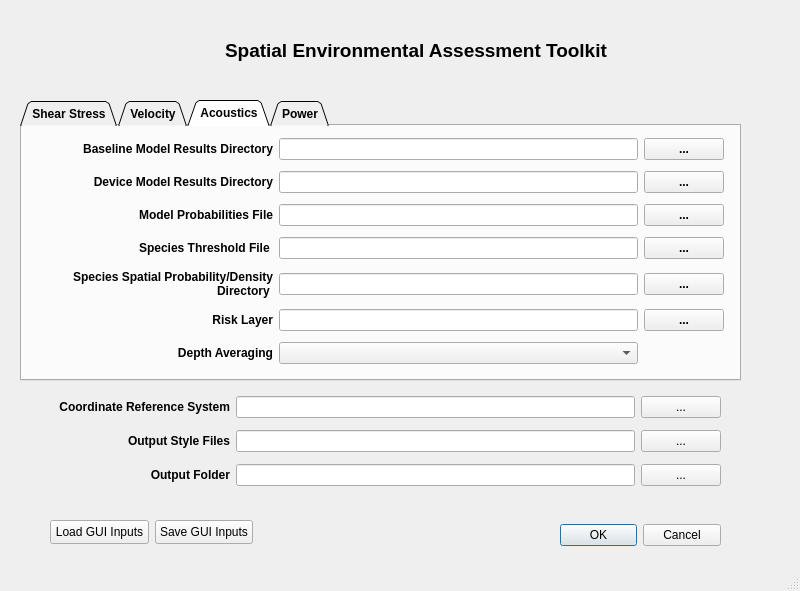
Old version of the form seat/stressor_receptor_calc_dialog_base.ui in the repository sandialabs/seat-qgis-plugin.
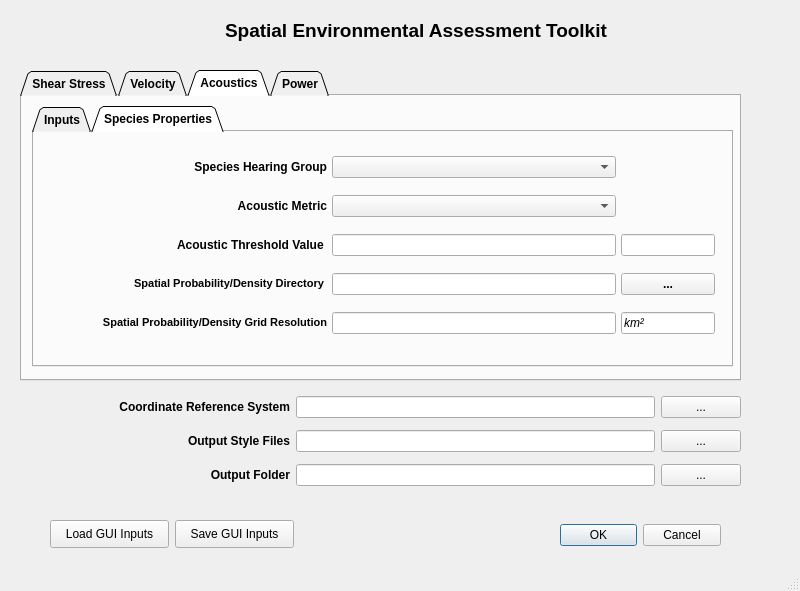
New version of the form. The open tabs and pages were chosen to show the change. Icons and pictures are not drawn.

Commit message:
Acoustics module update (#34)
Acoustics Module update for weighting and exposure level.

What changed in the file:
```diff
--- a/seat/stressor_receptor_calc_dialog_base.ui
+++ b/seat/stressor_receptor_calc_dialog_base.ui
@@ -28,6 +28,11 @@
     <height>591</height>
    </size>
   </property>
+  <property name="font">
+   <font>
+    <pointsize>9</pointsize>
+   </font>
+  </property>
   <property name="windowTitle">
    <string>Spatial Environmental Assessment Toolkit</string>
   </property>
@@ -60,7 +65,7 @@
    <property name="geometry">
     <rect>
      <x>70</x>
-     <y>30</y>
+     <y>10</y>
      <width>141</width>
      <height>41</height>
     </rect>
@@ -85,7 +90,7 @@
    <property name="geometry">
     <rect>
      <x>225</x>
-     <y>30</y>
+     <y>10</y>
      <width>401</width>
      <height>41</height>
     </rect>
@@ -105,8 +110,8 @@
     <rect>
      <x>40</x>
      <y>510</y>
-     <width>223</width>
-     <height>44</height>
+     <width>264</width>
+     <height>48</height>
     </rect>
    </property>
    <layout class="QHBoxLayout" name="horizontalLayout_2">
@@ -160,9 +165,9 @@
    <property name="geometry">
     <rect>
      <x>20</x>
-     <y>100</y>
+     <y>70</y>
      <width>721</width>
-     <height>281</height>
+     <height>311</height>
     </rect>
    </property>
    <property name="font">
@@ -662,18 +667,81 @@
     <attribute name="title">
      <string>Acoustics</string>
     </attribute>
-    <widget class="QWidget" name="layoutWidget">
+    <widget class="QTabWidget" name="tabWidget">
      <property name="geometry">
       <rect>
-       <x>11</x>
-       <y>7</y>
-       <width>691</width>
-       <height>241</height>
+       <x>10</x>
+       <y>10</y>
+       <width>701</width>
+       <height>261</height>
       </rect>
      </property>
-     <layout class="QGridLayout" name="gridLayout_4" columnstretch="2,3,0">
+     <property name="tabShape">
+      <enum>QTabWidget::Triangular</enum>
+     </property>
+     <property name="currentIndex">
+      <number>0</number>
+     </property>
+     <property name="iconSize">
+      <size>
+       <width>20</width>
+       <height>30</height>
+      </size>
+     </property>
+     <widget class="QWidget" name="tab_3">
+      <attribute name="title">
+       <string>Inputs</string>
+      </attribute>
+      <widget class="QWidget" name="layoutWidget_6">
+       <property name="geometry">
+        <rect>
+         <x>20</x>
+         <y>20</y>
+         <width>661</width>
+         <height>201</height>
+        </rect>
+       </property>
+       <layout class="QGridLayout" name="gridLayout_10" rowstretch="0,0,0,0,0" columnstretch="0,0,0" rowminimumheight="0,0,0,0,0">
+        <property name="sizeConstraint">
+         <enum>QLayout::SetMaximumSize</enum>
+        </property>
+        <property name="horizontalSpacing">
+         <number>5</number>
+        </property>
+        <property name="verticalSpacing">
+         <number>3</number>
+        </property>
+        <item row="1" column="0">
+         <widget class="QLabel" name="label_57">
+          <property name="toolTip">
+           <string>&lt;html&gt;&lt;head/&gt;&lt;body&gt;&lt;p&gt;Model results with marine energy devices present. Accepts a single NetCDF file or directory contining a collection of files.&lt;/p&gt;&lt;/body&gt;&lt;/html&gt;</string>
+          </property>
+          <property name="whatsThis">
+           <string>&lt;html&gt;&lt;head/&gt;&lt;body&gt;&lt;p&gt;&lt;span style=&quot; font-weight:400;&quot;&gt;Select directory containing model simulations (.nc files) with MEC (marine energy converters).&lt;/span&gt;&lt;/p&gt;&lt;/body&gt;&lt;/html&gt;</string>
+          </property>
+          <property name="text">
+           <string>&lt;html&gt;&lt;head/&gt;&lt;body&gt;&lt;p align=&quot;right&quot;&gt;&lt;span style=&quot; font-weight:600;&quot;&gt;Device Model Results Directory&lt;/span&gt;&lt;/p&gt;&lt;/body&gt;&lt;/html&gt;</string>
+          </property>
+         </widget>
+        </item>
+        <item row="2" column="0">
+         <widget class="QLabel" name="label_58">
+          <property name="toolTip">
+           <string>&lt;html&gt;&lt;head/&gt;&lt;body&gt;&lt;p&gt;CSV file of model runs and associated probabilities.&lt;/p&gt;&lt;/body&gt;&lt;/html&gt;</string>
+          </property>
+          <property name="whatsThis">
+           <string>&lt;html&gt;&lt;head/&gt;&lt;body&gt;&lt;p&gt;&lt;span style=&quot; font-weight:400;&quot;&gt;Select acoustic probabilities file&lt;/span&gt;&lt;/p&gt;&lt;/body&gt;&lt;/html&gt;</string>
+          </property>
+          <property name="text">
+           <string>&lt;html&gt;&lt;head/&gt;&lt;body&gt;&lt;p align=&quot;right&quot;&gt;&lt;span style=&quot; font-weight:600;&quot;&gt;Model Probabilities File&lt;/span&gt;&lt;/p&gt;&lt;/body&gt;&lt;/html&gt;</string>
+          </property>
+          <property name="wordWrap">
+           <bool>true</bool>
+          </property>
+         </widget>
+        </item>
       <item row="0" column="0">
-       <widget class="QLabel" name="label_30">
+         <widget class="QLabel" name="label_56">
         <property name="toolTip">
          <string>&lt;html&gt;&lt;head/&gt;&lt;body&gt;&lt;p&gt;[Optional]&lt;/p&gt;&lt;p&gt;&lt;br/&gt;&lt;/p&gt;&lt;p&gt;Model results with marine energy devices present. Accepts a single NetCDF file or directory contining a collection of files.&lt;/p&gt;&lt;/body&gt;&lt;/html&gt;</string>
         </property>
@@ -697,6 +765,9 @@
         <property name="text">
          <string/>
         </property>
+          <property name="readOnly">
+           <bool>true</bool>
+          </property>
        </widget>
       </item>
       <item row="0" column="2">
@@ -706,16 +777,20 @@
         </property>
        </widget>
       </item>
-      <item row="1" column="0">
-       <widget class="QLabel" name="label_31">
-        <property name="toolTip">
-         <string>&lt;html&gt;&lt;head/&gt;&lt;body&gt;&lt;p&gt;Model results with marine energy devices present. Accepts a single NetCDF file or directory contining a collection of files.&lt;/p&gt;&lt;/body&gt;&lt;/html&gt;</string>
-        </property>
-        <property name="whatsThis">
-         <string>&lt;html&gt;&lt;head/&gt;&lt;body&gt;&lt;p&gt;&lt;span style=&quot; font-weight:400;&quot;&gt;Select directory containing model simulations (.nc files) with MEC (marine energy converters).&lt;/span&gt;&lt;/p&gt;&lt;/body&gt;&lt;/html&gt;</string>
+        <item row="3" column="1">
+         <widget class="QLineEdit" name="paracousti_aoi_file">
+          <property name="font">
+           <font>
+            <pointsize>8</pointsize>
+            <weight>50</weight>
+            <bold>false</bold>
+           </font>
         </property>
         <property name="text">
-         <string>&lt;html&gt;&lt;head/&gt;&lt;body&gt;&lt;p align=&quot;right&quot;&gt;&lt;span style=&quot; font-weight:600;&quot;&gt;Device Model Results Directory&lt;/span&gt;&lt;/p&gt;&lt;/body&gt;&lt;/html&gt;</string>
+           <string/>
+          </property>
+          <property name="readOnly">
+           <bool>true</bool>
         </property>
        </widget>
       </item>
@@ -731,17 +806,24 @@
         <property name="text">
          <string/>
         </property>
-       </widget>
-      </item>
-      <item row="1" column="2">
-       <widget class="QPushButton" name="paracousti_device_pushButton">
-        <property name="text">
-         <string>...</string>
+          <property name="readOnly">
+           <bool>true</bool>
+          </property>
+         </widget>
+        </item>
+        <item row="4" column="1">
+         <widget class="QComboBox" name="paracousti_averaging_combobox">
+          <property name="font">
+           <font>
+            <pointsize>8</pointsize>
+            <weight>50</weight>
+            <bold>false</bold>
+           </font>
         </property>
        </widget>
       </item>
-      <item row="2" column="0">
-       <widget class="QLabel" name="label_32">
+        <item row="3" column="0">
+         <widget class="QLabel" name="label_61">
         <property name="toolTip">
          <string>&lt;html&gt;&lt;head/&gt;&lt;body&gt;&lt;p&gt;CSV file of model runs and associated probabilities.&lt;/p&gt;&lt;/body&gt;&lt;/html&gt;</string>
         </property>
@@ -749,10 +831,7 @@
          <string>&lt;html&gt;&lt;head/&gt;&lt;body&gt;&lt;p&gt;&lt;span style=&quot; font-weight:400;&quot;&gt;Select acoustic probabilities file&lt;/span&gt;&lt;/p&gt;&lt;/body&gt;&lt;/html&gt;</string>
         </property>
         <property name="text">
-         <string>&lt;html&gt;&lt;head/&gt;&lt;body&gt;&lt;p align=&quot;right&quot;&gt;&lt;span style=&quot; font-weight:600;&quot;&gt;Model Probabilities File&lt;/span&gt;&lt;/p&gt;&lt;/body&gt;&lt;/html&gt;</string>
-        </property>
-        <property name="wordWrap">
-         <bool>true</bool>
+           <string>&lt;html&gt;&lt;head/&gt;&lt;body&gt;&lt;p align=&quot;right&quot;&gt;Area of Interest&lt;/p&gt;&lt;/body&gt;&lt;/html&gt;</string>
         </property>
        </widget>
       </item>
@@ -768,6 +847,16 @@
         <property name="text">
          <string/>
         </property>
+          <property name="readOnly">
+           <bool>true</bool>
+          </property>
+         </widget>
+        </item>
+        <item row="1" column="2">
+         <widget class="QPushButton" name="paracousti_device_pushButton">
+          <property name="text">
+           <string>...</string>
+          </property>
        </widget>
       </item>
       <item row="2" column="2">
@@ -777,24 +866,121 @@
         </property>
        </widget>
       </item>
-      <item row="3" column="0">
-       <widget class="QLabel" name="label_33">
+        <item row="4" column="0">
+         <widget class="QLabel" name="label_17">
         <property name="toolTip">
-         <string>&lt;html&gt;&lt;head/&gt;&lt;body&gt;&lt;p&gt;Receptor File (CSV file) including the following rows,&lt;/p&gt;&lt;p&gt;&lt;span style=&quot; font-weight:400;&quot;&gt;species, Paracousti Variable, Threshold (dB re 1uPa), species file averaged area (km2)&lt;/span&gt;&lt;/p&gt;&lt;/body&gt;&lt;/html&gt;</string>
+           <string>&lt;html&gt;&lt;head/&gt;&lt;body&gt;&lt;p&gt;&lt;span style=&quot; font-weight:400;&quot;&gt;Selects the depth averaging applied to model results.&lt;/span&gt;&lt;/p&gt;&lt;p&gt;Depth Maximum&lt;span style=&quot; font-weight:400;&quot;&gt; : Maximum value over depth&lt;/span&gt;&lt;/p&gt;&lt;p&gt;Depth Average&lt;span style=&quot; font-weight:400;&quot;&gt; : Mean value over depth&lt;/span&gt;&lt;/p&gt;&lt;p&gt;Bottom Bin&lt;span style=&quot; font-weight:400;&quot;&gt; : Value from bottom bin&lt;/span&gt;&lt;/p&gt;&lt;p&gt;Top Bin&lt;span style=&quot; font-weight:400;&quot;&gt; : Value from top bin&lt;/span&gt;&lt;/p&gt;&lt;/body&gt;&lt;/html&gt;</string>
+          </property>
+          <property name="whatsThis">
+           <string>&lt;html&gt;&lt;head/&gt;&lt;body&gt;&lt;p&gt;Select the method of determining the acoustic value to use. &lt;/p&gt;&lt;/body&gt;&lt;/html&gt;</string>
+          </property>
+          <property name="text">
+           <string>&lt;html&gt;&lt;head/&gt;&lt;body&gt;&lt;p align=&quot;right&quot;&gt;Depth Averaging&lt;/p&gt;&lt;/body&gt;&lt;/html&gt;</string>
+          </property>
+         </widget>
+        </item>
+        <item row="3" column="2">
+         <widget class="QPushButton" name="paracousti_risk_pushButton">
+          <property name="text">
+           <string>...</string>
+          </property>
+         </widget>
+        </item>
+       </layout>
+      </widget>
+     </widget>
+     <widget class="QWidget" name="tab_5">
+      <attribute name="title">
+       <string>Species Properties</string>
+      </attribute>
+      <widget class="QWidget" name="layoutWidget">
+       <property name="geometry">
+        <rect>
+         <x>10</x>
+         <y>10</y>
+         <width>671</width>
+         <height>211</height>
+        </rect>
+       </property>
+       <layout class="QGridLayout" name="gridLayout_3" columnstretch="3,3,1">
+        <property name="horizontalSpacing">
+         <number>5</number>
+        </property>
+        <property name="verticalSpacing">
+         <number>3</number>
+        </property>
+        <item row="0" column="0">
+         <widget class="QLabel" name="label_19">
+          <property name="toolTip">
+           <string>&lt;html&gt;&lt;head/&gt;&lt;body&gt;&lt;p&gt;&lt;span style=&quot; font-weight:400;&quot;&gt;Selects the hearing group and associated auditory weighting function metrics to use for analysis&lt;/span&gt;&lt;/p&gt;&lt;/body&gt;&lt;/html&gt;</string>
+          </property>
+          <property name="whatsThis">
+           <string>&lt;html&gt;&lt;head/&gt;&lt;body&gt;&lt;p&gt;Select the method of determining the acoustic value to use. &lt;/p&gt;&lt;/body&gt;&lt;/html&gt;</string>
+          </property>
+          <property name="text">
+           <string>&lt;html&gt;&lt;head/&gt;&lt;body&gt;&lt;p align=&quot;right&quot;&gt;Species Hearing Group&lt;/p&gt;&lt;/body&gt;&lt;/html&gt;</string>
+          </property>
+         </widget>
+        </item>
+        <item row="0" column="1">
+         <widget class="QComboBox" name="paracousti_weighting_combobox">
+          <property name="sizePolicy">
+           <sizepolicy hsizetype="Preferred" vsizetype="Fixed">
+            <horstretch>0</horstretch>
+            <verstretch>0</verstretch>
+           </sizepolicy>
+          </property>
+          <property name="font">
+           <font>
+            <pointsize>8</pointsize>
+            <weight>50</weight>
+            <bold>false</bold>
+           </font>
+          </property>
+         </widget>
+        </item>
+        <item row="1" column="0">
+         <widget class="QLabel" name="label_18">
+          <property name="toolTip">
+           <string>&lt;html&gt;&lt;head/&gt;&lt;body&gt;&lt;p&gt;&lt;span style=&quot; font-weight:400;&quot;&gt;Acoustic Metric Selection&lt;/span&gt;&lt;/p&gt;&lt;p&gt;&lt;span style=&quot; font-weight:400;&quot;&gt;Varies based on weighting and parAcousti .nc file&lt;/span&gt;&lt;/p&gt;&lt;/body&gt;&lt;/html&gt;</string>
+          </property>
+          <property name="whatsThis">
+           <string>&lt;html&gt;&lt;head/&gt;&lt;body&gt;&lt;p&gt;Select the method of determining the acoustic value to use. &lt;/p&gt;&lt;/body&gt;&lt;/html&gt;</string>
+          </property>
+          <property name="text">
+           <string>&lt;html&gt;&lt;head/&gt;&lt;body&gt;&lt;p align=&quot;right&quot;&gt;Acoustic Metric&lt;/p&gt;&lt;/body&gt;&lt;/html&gt;</string>
+          </property>
+         </widget>
+        </item>
+        <item row="1" column="1">
+         <widget class="QComboBox" name="paracousti_metric_selection_combobox">
+          <property name="font">
+           <font>
+            <pointsize>8</pointsize>
+            <weight>50</weight>
+            <bold>false</bold>
+           </font>
+          </property>
+         </widget>
+        </item>
+        <item row="2" column="0">
+         <widget class="QLabel" name="label_65">
+          <property name="toolTip">
+           <string>&lt;html&gt;&lt;head/&gt;&lt;body&gt;&lt;p&gt;Acoustic Threshold Value&lt;/p&gt;&lt;p&gt;&lt;span style=&quot; font-weight:400;&quot;&gt;numeric threshold with units specified&lt;/span&gt;&lt;/p&gt;&lt;/body&gt;&lt;/html&gt;</string>
         </property>
         <property name="whatsThis">
          <string>&lt;html&gt;&lt;head/&gt;&lt;body&gt;&lt;p&gt;&lt;span style=&quot; font-weight:400;&quot;&gt;Select acoustic threshold file&lt;/span&gt;&lt;/p&gt;&lt;/body&gt;&lt;/html&gt;</string>
         </property>
         <property name="text">
-         <string>&lt;html&gt;&lt;head/&gt;&lt;body&gt;&lt;p align=&quot;right&quot;&gt;&lt;span style=&quot; font-weight:600;&quot;&gt;Species Threshold File &lt;/span&gt;&lt;/p&gt;&lt;/body&gt;&lt;/html&gt;</string>
+           <string>&lt;html&gt;&lt;head/&gt;&lt;body&gt;&lt;p align=&quot;right&quot;&gt;Acoustic Threshold Value &lt;/p&gt;&lt;/body&gt;&lt;/html&gt;</string>
         </property>
         <property name="wordWrap">
          <bool>true</bool>
         </property>
        </widget>
       </item>
-      <item row="3" column="1">
-       <widget class="QLineEdit" name="paracousti_threshold_file">
+        <item row="2" column="1">
+         <widget class="QLineEdit" name="paracousti_threshold_value">
         <property name="font">
          <font>
           <pointsize>8</pointsize>
@@ -805,17 +991,37 @@
         <property name="text">
          <string/>
         </property>
-       </widget>
-      </item>
-      <item row="3" column="2">
-       <widget class="QPushButton" name="paracousti_threshold_button">
-        <property name="text">
-         <string>...</string>
-        </property>
-       </widget>
-      </item>
-      <item row="4" column="0">
-       <widget class="QLabel" name="label_34">
+          <property name="readOnly">
+           <bool>false</bool>
+          </property>
+         </widget>
+        </item>
+        <item row="2" column="2">
+         <widget class="QLineEdit" name="paracousti_threshold_units">
+          <property name="enabled">
+           <bool>true</bool>
+          </property>
+          <property name="font">
+           <font>
+            <pointsize>8</pointsize>
+            <weight>50</weight>
+            <italic>true</italic>
+            <bold>false</bold>
+           </font>
+          </property>
+          <property name="readOnly">
+           <bool>true</bool>
+          </property>
+         </widget>
+        </item>
+        <item row="3" column="0">
+         <widget class="QLabel" name="label_66">
+          <property name="sizePolicy">
+           <sizepolicy hsizetype="Preferred" vsizetype="Preferred">
+            <horstretch>0</horstretch>
+            <verstretch>0</verstretch>
+           </sizepolicy>
+          </property>
         <property name="toolTip">
          <string>&lt;html&gt;&lt;head/&gt;&lt;body&gt;&lt;p&gt;&lt;span style=&quot; font-weight:400;&quot;&gt;Directory of csv or GeoTIFF files containing species probability and/or denisty files.&lt;/span&gt;&lt;/p&gt;&lt;/body&gt;&lt;/html&gt;</string>
         </property>
@@ -823,14 +1029,14 @@
          <string>&lt;html&gt;&lt;head/&gt;&lt;body&gt;&lt;p&gt;&lt;span style=&quot; font-weight:400;&quot;&gt;Select directory of species probability and density files&lt;/span&gt;&lt;/p&gt;&lt;/body&gt;&lt;/html&gt;</string>
         </property>
         <property name="text">
-         <string>&lt;html&gt;&lt;head/&gt;&lt;body&gt;&lt;p align=&quot;right&quot;&gt;&lt;span style=&quot; font-weight:600;&quot;&gt;Species Spatial Probability/Density Directory &lt;/span&gt;&lt;/p&gt;&lt;/body&gt;&lt;/html&gt;</string>
+           <string>&lt;html&gt;&lt;head/&gt;&lt;body&gt;&lt;p align=&quot;right&quot;&gt;&lt;span style=&quot; font-size:8pt;&quot;&gt;Spatial Probability/Density Directory &lt;/span&gt;&lt;/p&gt;&lt;/body&gt;&lt;/html&gt;</string>
         </property>
         <property name="wordWrap">
          <bool>true</bool>
         </property>
        </widget>
       </item>
-      <item row="4" column="1">
+        <item row="3" column="1">
        <widget class="QLineEdit" name="paracousti_species_directory">
         <property name="font">
          <font>
@@ -842,17 +1048,20 @@
         <property name="text">
          <string/>
         </property>
-       </widget>
-      </item>
-      <item row="4" column="2">
+          <property name="readOnly">
+           <bool>true</bool>
+          </property>
+         </widget>
+        </item>
+        <item row="3" column="2">
        <widget class="QPushButton" name="paracousti_species_directory_button">
         <property name="text">
          <string>...</string>
         </property>
        </widget>
       </item>
-      <item row="5" column="0">
-       <widget class="QLabel" name="label_35">
+        <item row="4" column="0">
+         <widget class="QLabel" name="label_67">
         <property name="toolTip">
          <string>&lt;html&gt;&lt;head/&gt;&lt;body&gt;&lt;p&gt;[Optional]&lt;/p&gt;&lt;p&gt;Classified GeoTIFF. For example, habbitat, vegetation, or marine species.&lt;/p&gt;&lt;/body&gt;&lt;/html&gt;</string>
         </property>
@@ -860,12 +1069,15 @@
          <string>&lt;html&gt;&lt;head/&gt;&lt;body&gt;&lt;p&gt;&lt;span style=&quot; font-weight:400;&quot;&gt;Select risk layer file&lt;/span&gt;&lt;/p&gt;&lt;/body&gt;&lt;/html&gt;</string>
         </property>
         <property name="text">
-         <string>&lt;html&gt;&lt;head/&gt;&lt;body&gt;&lt;p align=&quot;right&quot;&gt;Risk Layer&lt;/p&gt;&lt;/body&gt;&lt;/html&gt;</string>
+           <string>&lt;html&gt;&lt;head/&gt;&lt;body&gt;&lt;p align=&quot;right&quot;&gt;&lt;span style=&quot; font-size:8pt;&quot;&gt;Spatial Probability/Density Grid Resolution&lt;/span&gt;&lt;/p&gt;&lt;/body&gt;&lt;/html&gt;</string>
+          </property>
+          <property name="wordWrap">
+           <bool>true</bool>
         </property>
        </widget>
       </item>
-      <item row="5" column="1">
-       <widget class="QLineEdit" name="paracousti_risk_file">
+        <item row="4" column="1">
+         <widget class="QLineEdit" name="paracousti_species_grid_resolution">
         <property name="font">
          <font>
           <pointsize>8</pointsize>
@@ -876,40 +1088,35 @@
         <property name="text">
          <string/>
         </property>
-       </widget>
-      </item>
-      <item row="5" column="2">
-       <widget class="QPushButton" name="paracousti_risk_pushButton">
-        <property name="text">
-         <string>...</string>
+          <property name="readOnly">
+           <bool>false</bool>
         </property>
        </widget>
       </item>
-      <item row="6" column="0">
-       <widget class="QLabel" name="label_8">
-        <property name="toolTip">
-         <string>&lt;html&gt;&lt;head/&gt;&lt;body&gt;&lt;p&gt;&lt;span style=&quot; font-weight:400;&quot;&gt;Selects the depth averaging applied to model results.&lt;/span&gt;&lt;/p&gt;&lt;p&gt;Depth Maximum&lt;span style=&quot; font-weight:400;&quot;&gt; : Maximum value over depth&lt;/span&gt;&lt;/p&gt;&lt;p&gt;Depth Average&lt;span style=&quot; font-weight:400;&quot;&gt; : Mean value over depth&lt;/span&gt;&lt;/p&gt;&lt;p&gt;Bottom Bin&lt;span style=&quot; font-weight:400;&quot;&gt; : Value from bottom bin&lt;/span&gt;&lt;/p&gt;&lt;p&gt;Top Bin&lt;span style=&quot; font-weight:400;&quot;&gt; : Value from top bin&lt;/span&gt;&lt;/p&gt;&lt;/body&gt;&lt;/html&gt;</string>
-        </property>
-        <property name="whatsThis">
-         <string>&lt;html&gt;&lt;head/&gt;&lt;body&gt;&lt;p&gt;Select the method of determining the acoustic value to use. &lt;/p&gt;&lt;/body&gt;&lt;/html&gt;</string>
-        </property>
-        <property name="text">
-         <string>&lt;html&gt;&lt;head/&gt;&lt;body&gt;&lt;p align=&quot;right&quot;&gt;Depth Averaging&lt;/p&gt;&lt;/body&gt;&lt;/html&gt;</string>
-        </property>
-       </widget>
-      </item>
-      <item row="6" column="1">
-       <widget class="QComboBox" name="paracousti_averaging_combobox">
+        <item row="4" column="2">
+         <widget class="QLineEdit" name="lineEdit_2">
+          <property name="enabled">
+           <bool>true</bool>
+          </property>
         <property name="font">
          <font>
-          <pointsize>8</pointsize>
+            <pointsize>9</pointsize>
           <weight>50</weight>
+            <italic>true</italic>
           <bold>false</bold>
          </font>
         </property>
+          <property name="text">
+           <string>km²</string>
+          </property>
+          <property name="readOnly">
+           <bool>true</bool>
+          </property>
        </widget>
       </item>
      </layout>
+      </widget>
+     </widget>
     </widget>
    </widget>
    <widget class="QWidget" name="Power_Module_2">
@@ -1007,13 +1214,13 @@
   <widget class="QWidget" name="layoutWidget">
    <property name="geometry">
     <rect>
-     <x>30</x>
+     <x>20</x>
      <y>390</y>
-     <width>691</width>
+     <width>721</width>
      <height>102</height>
     </rect>
    </property>
-   <layout class="QGridLayout" name="gridLayout" columnstretch="2,4,0">
+   <layout class="QGridLayout" name="gridLayout" columnstretch="3,4,0">
     <item row="0" column="0">
      <widget class="QLabel" name="label_37">
       <property name="font">
@@ -1040,6 +1247,9 @@
       <property name="text">
        <string/>
       </property>
+      <property name="readOnly">
+       <bool>true</bool>
+      </property>
      </widget>
     </item>
     <item row="0" column="2">
@@ -1078,6 +1288,9 @@
       <property name="text">
        <string/>
       </property>
+      <property name="readOnly">
+       <bool>true</bool>
+      </property>
      </widget>
     </item>
     <item row="1" column="2">
@@ -1116,6 +1329,9 @@
       <property name="text">
        <string/>
       </property>
+      <property name="readOnly">
+       <bool>true</bool>
+      </property>
      </widget>
     </item>
     <item row="2" column="2">
```
Left out of the diff: 86 changed lines with no effect on the pictures. Lines whose indentation alone changed are shown as unchanged. The commit also changes 99 other files.
